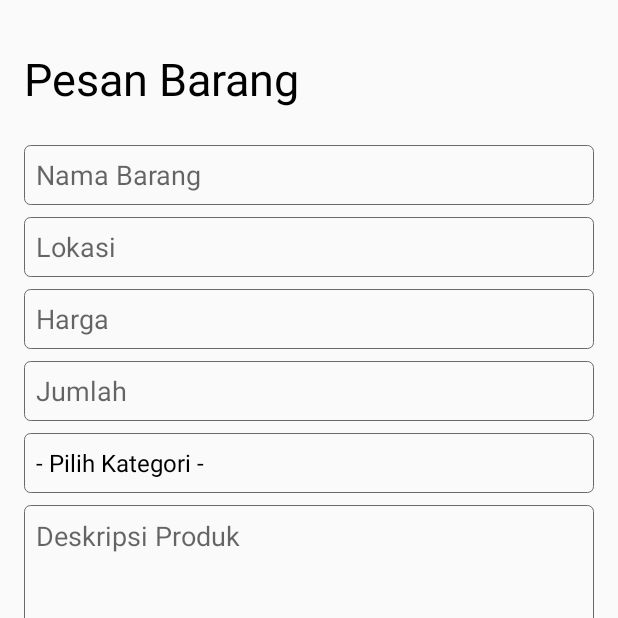
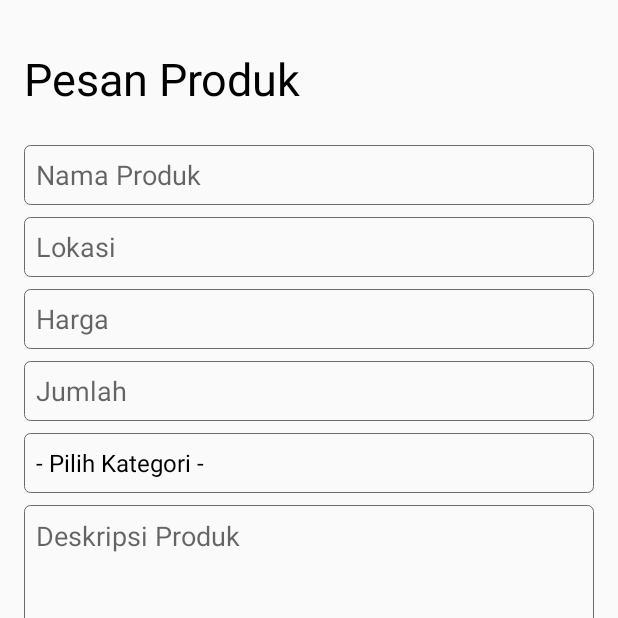
Before and after one commit to kalebwijaya/NitipAja, an Android app: the OrderProductActivity screen opened directly, with no data from a screen before it, on a phone screen of 412 x 824 dp, the top half of it. Run offline under Robolectric (Android 15) with nearby library versions, the phone set to English and light mode, and no system bars; our stand-ins replace Firebase (no records; nobody signed in at launch, a user with empty details on screens opened directly); pictures from the network do not load.

Commit message:
Minor Changes On Text Display

```diff
--- a/app/src/main/res/layout/activity_order_product.xml
+++ b/app/src/main/res/layout/activity_order_product.xml
@@ -35,7 +35,7 @@
         android:layout_marginStart="16dp"
         android:layout_marginTop="32dp"
         android:layout_marginEnd="16dp"
-        android:text="Pesan Barang"
+        android:text="Pesan Produk"
         android:textColor="@color/black"
         android:textSize="30sp"
         app:layout_constraintEnd_toEndOf="parent"
@@ -52,7 +52,7 @@
         android:background="@drawable/background"
         android:elevation="5dp"
         android:ems="10"
-        android:hint="Nama Barang"
+        android:hint="Nama Produk"
         android:inputType="textAutoCorrect|text"
         android:maxLength="40"
         android:paddingLeft="8dp"
```
